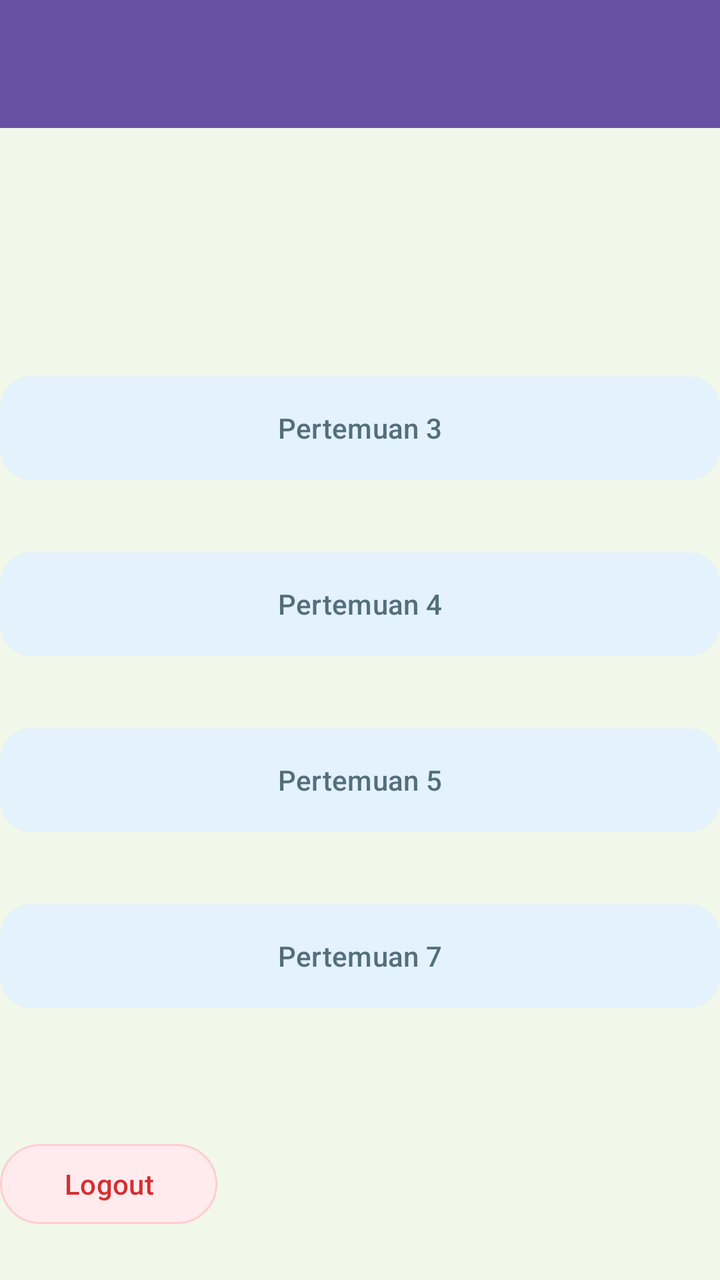
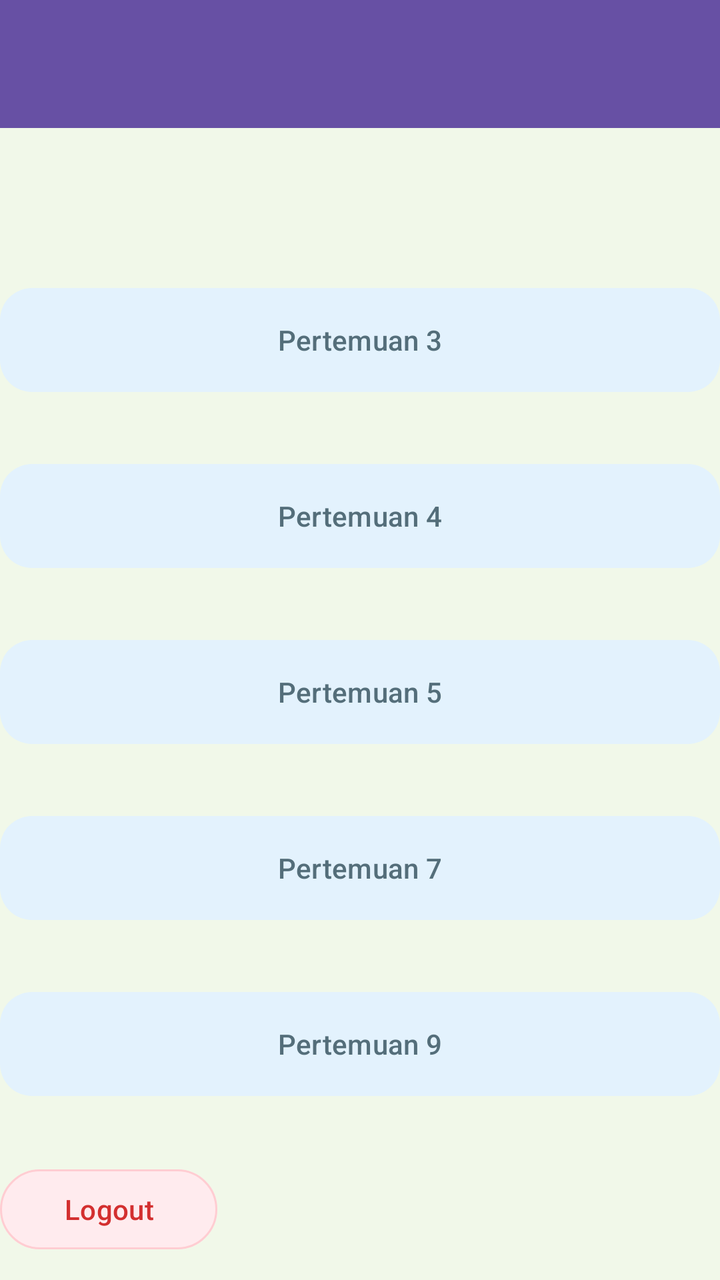

The first picture is an Android layout as it rendered before a commit; the second is the same layout after the commit. The layout source and the unified diff follow.
<!-- AndroidManifest.xml: application theme Theme.PaniApps -->
<!-- res/layout/fragment_home.xml -->
<?xml version="1.0" encoding="utf-8"?>
<androidx.constraintlayout.widget.ConstraintLayout xmlns:android="http://schemas.android.com/apk/res/android"
    xmlns:tools="http://schemas.android.com/tools"
    android:layout_width="match_parent"
    android:layout_height="match_parent"
    xmlns:app="http://schemas.android.com/apk/res-auto"
    android:background="#F1F8E9"
    tools:context=".Home.HomeFragment">


    

    <androidx.appcompat.widget.Toolbar
        android:id="@+id/toolbar"
        android:layout_width="match_parent"
        android:layout_height="?attr/actionBarSize"
        android:background="?attr/colorPrimary"
        app:layout_constraintEnd_toEndOf="parent"
        app:layout_constraintStart_toStartOf="parent"
        app:layout_constraintTop_toTopOf="parent"
        app:layout_scrollFlags="scroll|enterAlways"
        app:subtitleTextColor="@android:color/white"
        app:titleTextColor="@android:color/white" />

    <Button
        android:id="@+id/btnToThird"
        android:layout_width="0dp"
        android:layout_height="60dp"
        android:layout_marginTop="184dp"
        android:elevation="2dp"
        android:text="Pertemuan 3"
        android:textAllCaps="false"
        android:textColor="#546E7A"
        app:backgroundTint="#E3F2FD"
        app:cornerRadius="16dp"
        app:layout_constraintEnd_toEndOf="parent"
        app:layout_constraintHorizontal_bias="0.0"
        app:layout_constraintStart_toStartOf="parent"
        app:layout_constraintTop_toTopOf="parent" />

    <Button
        android:id="@+id/btnToFourth"
        android:layout_width="0dp"
        android:layout_height="60dp"
        android:layout_marginTop="28dp"
        android:elevation="2dp"
        android:text="Pertemuan 4"
        android:textAllCaps="false"
        android:textColor="#546E7A"
        app:backgroundTint="#E3F2FD"
        app:cornerRadius="16dp"
        app:layout_constraintEnd_toEndOf="parent"
        app:layout_constraintHorizontal_bias="0.0"
        app:layout_constraintStart_toStartOf="parent"
        app:layout_constraintTop_toBottomOf="@+id/btnToThird" />

    <Button
        android:id="@+id/btnToFifth"
        android:layout_width="0dp"
        android:layout_height="60dp"
        android:layout_marginTop="28dp"
        android:elevation="2dp"
        android:text="Pertemuan 5"
        android:textAllCaps="false"
        android:textColor="#546E7A"
        app:backgroundTint="#E3F2FD"
        app:cornerRadius="16dp"
        app:layout_constraintEnd_toEndOf="parent"
        app:layout_constraintHorizontal_bias="0.0"
        app:layout_constraintStart_toStartOf="parent"
        app:layout_constraintTop_toBottomOf="@+id/btnToFourth" />

    <Button
        android:id="@+id/btnToSeventh"
        android:layout_width="0dp"
        android:layout_height="60dp"
        android:layout_marginTop="28dp"
        android:elevation="2dp"
        android:text="Pertemuan 7"
        android:textAllCaps="false"
        android:textColor="#546E7A"
        app:backgroundTint="#E3F2FD"
        app:cornerRadius="16dp"
        app:layout_constraintEnd_toEndOf="parent"
        app:layout_constraintHorizontal_bias="0.0"
        app:layout_constraintStart_toStartOf="parent"
        app:layout_constraintTop_toBottomOf="@+id/btnToFifth" />

    <Button
        android:id="@+id/btnLogout"
        android:layout_width="wrap_content"
        android:layout_height="wrap_content"
        android:layout_marginTop="60dp"
        android:paddingStart="32dp"
        android:paddingEnd="32dp"
        android:text="Logout"
        android:textAllCaps="false"
        android:textColor="#D32F2F"
        app:backgroundTint="#FFEBEE"
        app:cornerRadius="24dp"
        app:layout_constraintTop_toBottomOf="@+id/btnToSeventh"
        app:strokeColor="#FFCDD2"
        app:strokeWidth="1dp"
        tools:layout_editor_absoluteX="151dp" />


</androidx.constraintlayout.widget.ConstraintLayout>
<!-- resources referenced by this layout -->
<resources>
  <style name="Theme.PaniApps" parent="Base.Theme.PaniApps" />
  <style name="Base.Theme.PaniApps" parent="Theme.Material3.DayNight.NoActionBar">
          
          
      </style>
</resources>

<!-- the commit's change to res/layout/fragment_home.xml (unified diff, before → after) -->
@@ -26,7 +26,7 @@
         android:id="@+id/btnToThird"
         android:layout_width="0dp"
         android:layout_height="60dp"
-        android:layout_marginTop="184dp"
+        android:layout_marginTop="140dp"
         android:elevation="2dp"
         android:text="Pertemuan 3"
         android:textAllCaps="false"
@@ -87,10 +87,26 @@
         app:layout_constraintTop_toBottomOf="@+id/btnToFifth" />
 
     <Button
+        android:id="@+id/btnToNinth"
+        android:layout_width="0dp"
+        android:layout_height="60dp"
+        android:layout_marginTop="28dp"
+        android:elevation="2dp"
+        android:text="Pertemuan 9"
+        android:textAllCaps="false"
+        android:textColor="#546E7A"
+        app:backgroundTint="#E3F2FD"
+        app:cornerRadius="16dp"
+        app:layout_constraintEnd_toEndOf="parent"
+        app:layout_constraintHorizontal_bias="0.0"
+        app:layout_constraintStart_toStartOf="parent"
+        app:layout_constraintTop_toBottomOf="@+id/btnToSeventh" />
+
+    <Button
         android:id="@+id/btnLogout"
         android:layout_width="wrap_content"
         android:layout_height="wrap_content"
-        android:layout_marginTop="60dp"
+        android:layout_marginTop="28dp"
         android:paddingStart="32dp"
         android:paddingEnd="32dp"
         android:text="Logout"
@@ -98,7 +114,9 @@
         android:textColor="#D32F2F"
         app:backgroundTint="#FFEBEE"
         app:cornerRadius="24dp"
-        app:layout_constraintTop_toBottomOf="@+id/btnToSeventh"
+        app:layout_constraintBottom_toBottomOf="parent"
+        app:layout_constraintTop_toBottomOf="@+id/btnToNinth"
+        app:layout_constraintVertical_bias="0.069"
         app:strokeColor="#FFCDD2"
         app:strokeWidth="1dp"
         tools:layout_editor_absoluteX="151dp" />
